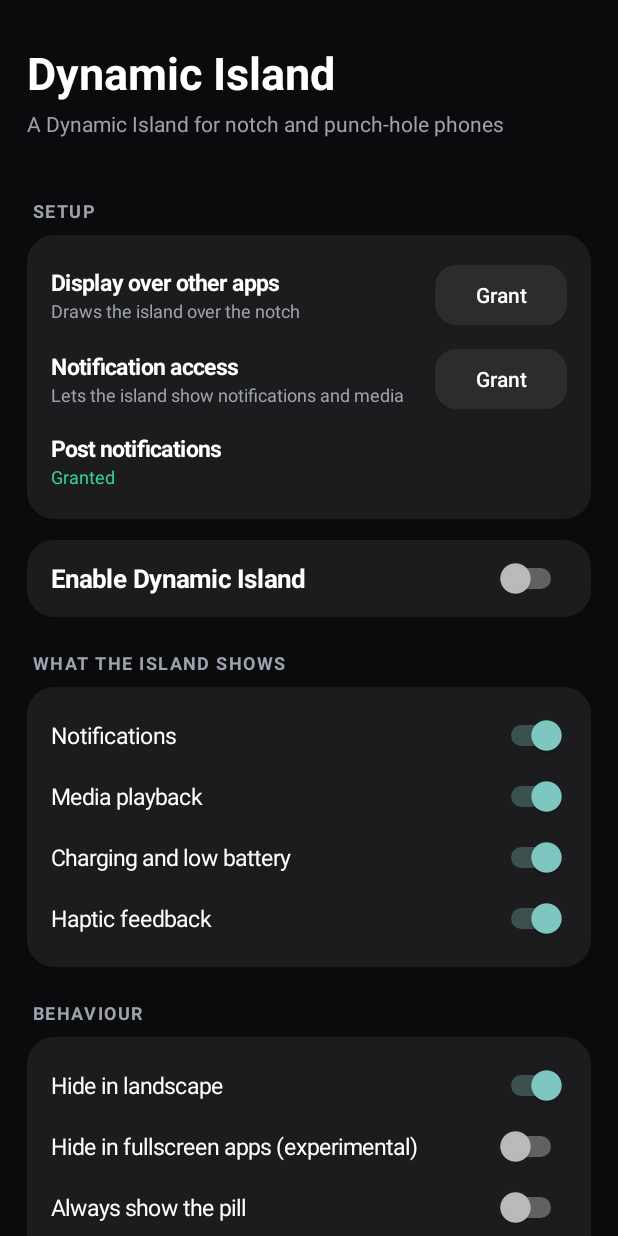
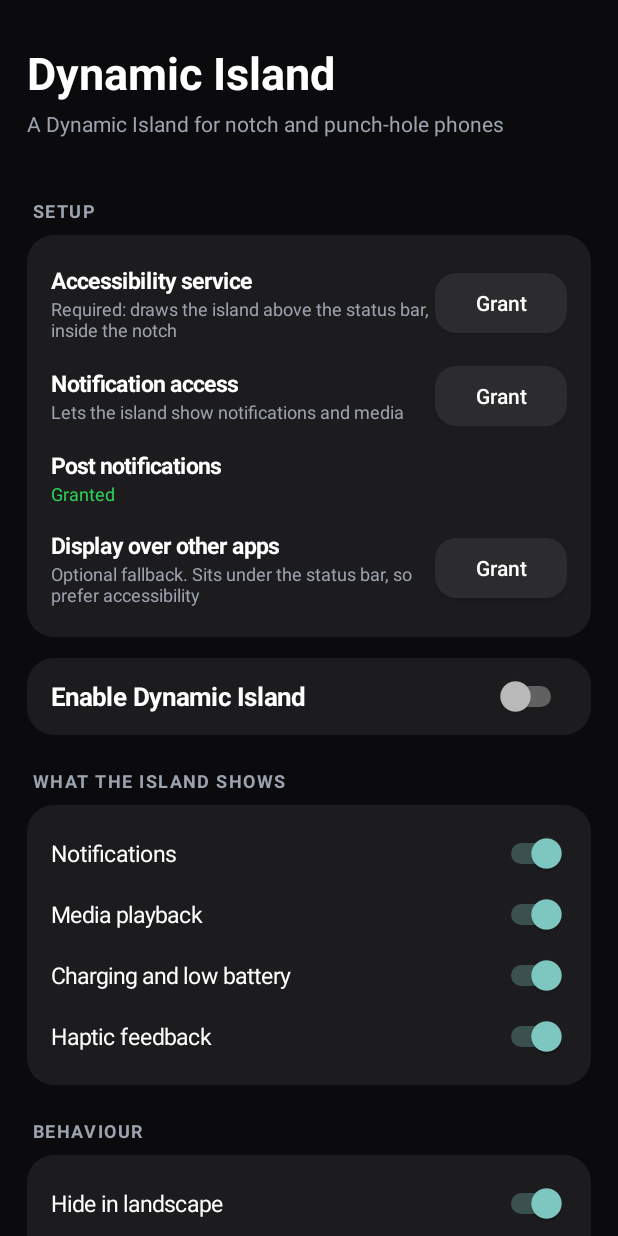
Before and after one commit to CrazeStudio/Dynamic-Iland, an Android app: the screen it shows after launch (MainActivity), after a tap on "Grant", on a phone screen of 412 x 824 dp. Run offline under Robolectric (Android 15) with nearby library versions, the phone set to English and light mode, and no system bars.

Commit message:
Accessibility host, controller with working buttons and flat-top fit, settings screen, README

```diff
--- a/app/src/main/java/com/crazestudio/dynamicisland/BootReceiver.kt
+++ b/app/src/main/java/com/crazestudio/dynamicisland/BootReceiver.kt
@@ -7,7 +7,8 @@ import android.provider.Settings
 
 class BootReceiver : BroadcastReceiver() {
     override fun onReceive(context: Context, intent: Intent) {
-        if (Prefs(context).enabled && Settings.canDrawOverlays(context)) {
+        // With the accessibility service on, Android restarts it by itself.
+        if (Prefs(context).enabled && !Access.isEnabled(context) && Settings.canDrawOverlays(context)) {
             try {
                 context.startForegroundService(Intent(context, IslandService::class.java))
             } catch (_: Exception) {
--- a/app/src/main/java/com/crazestudio/dynamicisland/IslandBus.kt
+++ b/app/src/main/java/com/crazestudio/dynamicisland/IslandBus.kt
@@ -1,6 +1,6 @@
 package com.crazestudio.dynamicisland
 
-/** In-process link between the notification listener, the service and the settings screen. */
+/** In-process link between the notification listener, the services and the settings screen. */
 object IslandBus {
     @Volatile
     var controller: IslandController? = null
--- a/app/src/main/java/com/crazestudio/dynamicisland/MainActivity.kt
+++ b/app/src/main/java/com/crazestudio/dynamicisland/MainActivity.kt
@@ -35,7 +35,7 @@ class MainActivity : Activity() {
     private val bg = Color.parseColor("#0B0B0D")
     private val card = Color.parseColor("#1C1C1E")
     private val gray = Color.parseColor("#9CA3AF")
-    private val green = Color.parseColor("#34D399")
+    private val green = Color.parseColor("#30D158")
 
     override fun onCreate(savedInstanceState: Bundle?) {
         super.onCreate(savedInstanceState)
@@ -52,6 +52,7 @@ class MainActivity : Activity() {
     // ------------------------------------------------------------------ state
 
     private fun overlayOk() = Settings.canDrawOverlays(this)
+    private fun accessOk() = Access.isEnabled(this)
 
     private fun listenerOk(): Boolean {
         val s = Settings.Secure.getString(contentResolver, "enabled_notification_listeners") ?: return false
@@ -102,17 +103,21 @@ class MainActivity : Activity() {
         // setup
         col.addView(section("Setup"))
         val setup = cardBox()
-        setup.addView(statusRow("Display over other apps", "Draws the island over the notch", ::overlayOk) {
-            startActivity(Intent(Settings.ACTION_MANAGE_OVERLAY_PERMISSION, Uri.parse("package:$packageName")))
+        setup.addView(statusRow("Accessibility service", "Required: draws the island above the status bar, inside the notch", { accessOk() }) {
+            toast("Find 'Dynamic Island' and switch it on")
+            startActivity(Intent(Settings.ACTION_ACCESSIBILITY_SETTINGS))
         })
-        setup.addView(statusRow("Notification access", "Lets the island show notifications and media", ::listenerOk) {
+        setup.addView(statusRow("Notification access", "Lets the island show notifications and media", { listenerOk() }) {
             startActivity(Intent(Settings.ACTION_NOTIFICATION_LISTENER_SETTINGS))
         })
         if (Build.VERSION.SDK_INT >= 33) {
-            setup.addView(statusRow("Post notifications", "Shows the small 'running' notification", ::postOk) {
+            setup.addView(statusRow("Post notifications", "Shows the small 'running' notification (fallback mode)", { postOk() }) {
                 requestPermissions(arrayOf(Manifest.permission.POST_NOTIFICATIONS), 1)
             })
         }
+        setup.addView(statusRow("Display over other apps", "Optional fallback. Sits under the status bar, so prefer accessibility", { overlayOk() }) {
+            startActivity(Intent(Settings.ACTION_MANAGE_OVERLAY_PERMISSION, Uri.parse("package:$packageName")))
+        })
         col.addView(setup)
 
         // master switch
@@ -126,19 +131,22 @@ class MainActivity : Activity() {
         col.addView(masterBox, LinearLayout.LayoutParams(-1, -2).apply { topMargin = dp(14) })
         val masterListener = CompoundButton.OnCheckedChangeListener { _, on ->
             if (on) {
-                if (!overlayOk()) {
-                    toast("Grant 'Display over other apps' first")
+                if (!accessOk() && !overlayOk()) {
+                    toast("Turn on the Accessibility service first")
                     setSilently(master, false)
                     return@OnCheckedChangeListener
                 }
                 prefs.enabled = true
-                startForegroundService(Intent(this, IslandService::class.java))
+                val a = IslandAccessibilityService.instance
+                if (a != null) a.syncEnabled()
+                else if (!accessOk()) startForegroundService(Intent(this, IslandService::class.java))
             } else {
                 prefs.enabled = false
+                IslandAccessibilityService.instance?.syncEnabled()
                 stopService(Intent(this, IslandService::class.java))
             }
         }
-        refreshers.add { setSilently(master, prefs.enabled && overlayOk(), masterListener) }
+        refreshers.add { setSilently(master, prefs.enabled && (accessOk() || overlayOk()), masterListener) }
         master.setOnCheckedChangeListener(masterListener)
 
         // features
@@ -146,7 +154,7 @@ class MainActivity : Activity() {
         val features = cardBox()
         features.addView(switchRow("Notifications", prefs.showNotifications) { prefs.showNotifications = it; applyLive() })
         features.addView(switchRow("Media playback", prefs.showMedia) { prefs.showMedia = it; applyLive() })
-        features.addView(switchRow("Charging and low battery", prefs.showCharging) { prefs.showCharging = it })
+        features.addView(switchRow("Charging and low battery", prefs.showCharging) { prefs.showCharging = it; applyLive() })
         features.addView(switchRow("Haptic feedback", prefs.haptics) { prefs.haptics = it })
         col.addView(features)
 
@@ -169,7 +177,7 @@ class MainActivity : Activity() {
         }
         calib.addView(notchInfo)
         calib.addView(seekRow("Horizontal offset", -80, 80, prefs.offsetX, " dp") { prefs.offsetX = it; applyLive() })
-        calib.addView(seekRow("Vertical offset", 0, 40, prefs.offsetY, " dp") { prefs.offsetY = it; applyLive() })
+        calib.addView(seekRow("Vertical offset (0 = merged with the notch)", 0, 40, prefs.offsetY, " dp") { prefs.offsetY = it; applyLive() })
         calib.addView(seekRow("Idle pill width (0 = auto)", 0, 200, prefs.idleWidth, " dp") { prefs.idleWidth = it; applyLive() })
         calib.addView(seekRow("Idle pill height (0 = auto)", 0, 60, prefs.idleHeight, " dp") { prefs.idleHeight = it; applyLive() })
         col.addView(calib)
@@ -179,7 +187,7 @@ class MainActivity : Activity() {
         col.addView(section("Try it"))
         val tests = cardBox()
         tests.addView(button("Preview notification") { preview("notif") })
-        tests.addView(button("Preview incoming call") { preview("call") })
+        tests.addView(button("Preview incoming call (try Answer / Decline)") { preview("call") })
         tests.addView(button("Preview charging") { preview("charge") })
         tests.addView(button("Preview download progress") { preview("progress") })
         col.addView(tests)
```
Also changed, not shown: app/src/main/java/com/crazestudio/dynamicisland/IslandAccessibilityService.kt (added, +86 -0 lines), app/src/main/java/com/crazestudio/dynamicisland/IslandController.kt (+82 -17 lines), app/src/main/java/com/crazestudio/dynamicisland/IslandService.kt (+8 -4 lines), 1 other file.
